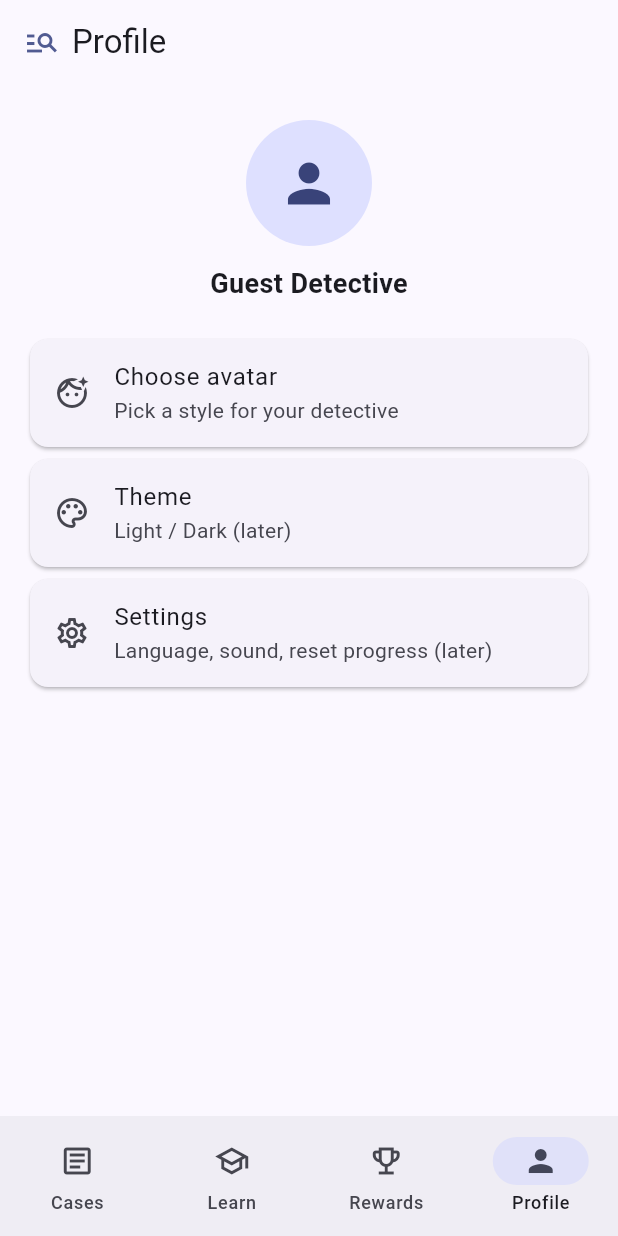
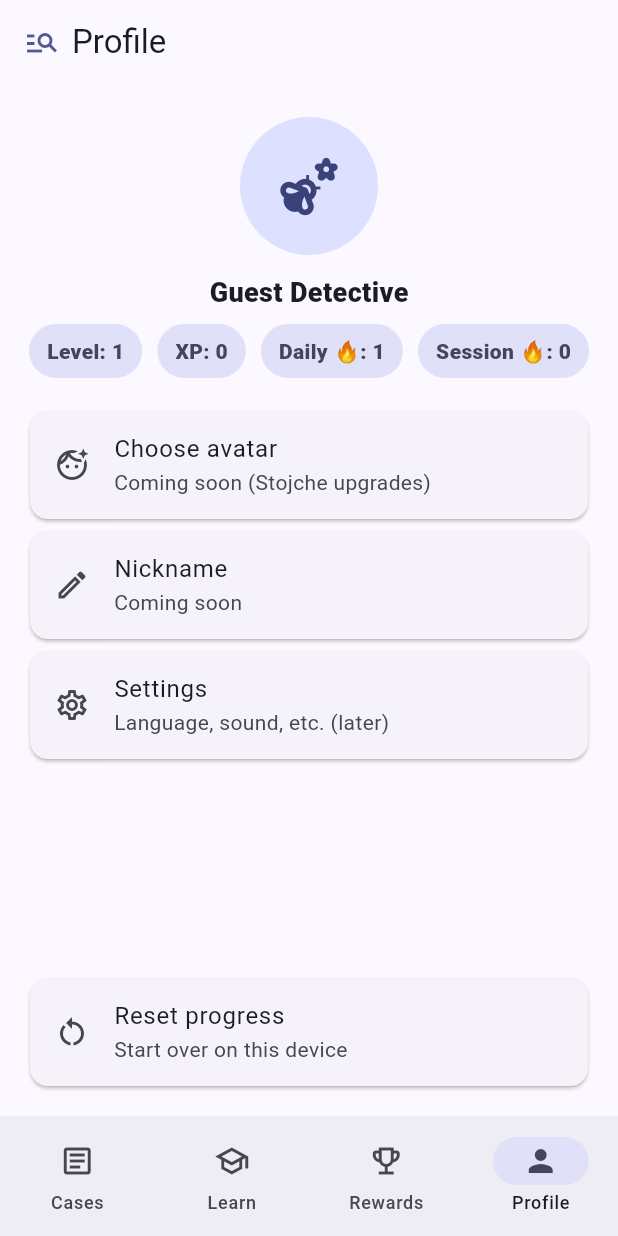
Before and after one commit to koceskigj/fake-news-detective, a Flutter app: the screen it shows after launch, item 4 of the bottom bar chosen, on a phone screen of 412 x 824 dp. Run offline on Flutter 3.47's test engine with Material 3 defaults, Android fonts, the phone set to English and light mode, and no system bars; our stand-ins replace shared_preferences.

Commit message:
feature: added a reset functionality, both as a debug tool and as a future feature for the app

```diff
--- a/lib/screens/profile_screen.dart
+++ b/lib/screens/profile_screen.dart
@@ -1,50 +1,138 @@
 import 'package:flutter/material.dart';
+import '../state/app_state_scope.dart';
 import '../widgets/branded_app_bar.dart';
 
-class ProfileScreen extends StatelessWidget {
+class ProfileScreen extends StatefulWidget {
   const ProfileScreen({super.key});
 
   @override
+  State<ProfileScreen> createState() => _ProfileScreenState();
+}
+
+class _ProfileScreenState extends State<ProfileScreen> {
+  Future<void> _confirmAndReset(BuildContext context) async {
+    final appState = AppStateScope.of(context);
+
+    final confirmed = await showDialog<bool>(
+      context: context,
+      builder: (_) => AlertDialog(
+        title: const Text('Reset progress?'),
+        content: const Text(
+          'This will erase your XP, levels, achievements, streaks, and case history on this device.\n\nYou can’t undo this.',
+        ),
+        actions: [
+          TextButton(
+            onPressed: () => Navigator.pop(context, false),
+            child: const Text('Cancel'),
+          ),
+          FilledButton(
+            onPressed: () => Navigator.pop(context, true),
+            child: const Text('Reset'),
+          ),
+        ],
+      ),
+    );
+
+    if (confirmed != true) return;
+
+    await appState.resetProgress();
+
+    if (!mounted) return;
+    setState(() {});
+
+    ScaffoldMessenger.of(context).showSnackBar(
+      const SnackBar(content: Text('Progress reset ✅')),
+    );
+  }
+
+  @override
   Widget build(BuildContext context) {
+    final appState = AppStateScope.of(context);
+    final p = appState.progress;
+
     return Scaffold(
       appBar: const BrandedAppBar(title: 'Profile'),
       body: Padding(
         padding: const EdgeInsets.all(16),
         child: Column(
           children: [
-            const SizedBox(height: 8),
+            const SizedBox(height: 6),
+
+            // Mascot / Avatar placeholder
             CircleAvatar(
-              radius: 42,
-              child: Icon(Icons.person, size: 42),
+              radius: 46,
+              child: Icon(Icons.emoji_nature, size: 46), // Stojche placeholder
             ),
             const SizedBox(height: 12),
+
             const Text(
               'Guest Detective',
-              style: TextStyle(fontSize: 18, fontWeight: FontWeight.w700),
+              style: TextStyle(fontSize: 18, fontWeight: FontWeight.w800),
             ),
-            const SizedBox(height: 20),
+            const SizedBox(height: 8),
+
+            // Quick stats row
+            Wrap(
+              spacing: 10,
+              runSpacing: 10,
+              alignment: WrapAlignment.center,
+              children: [
+                _StatChip(label: 'Level', value: '${p.level}'),
+                _StatChip(label: 'XP', value: '${p.xp}'),
+                _StatChip(label: 'Daily 🔥', value: '${p.dailyStreak}'),
+                _StatChip(label: 'Session 🔥', value: '${p.sessionStreak}'),
+              ],
+            ),
+
+            const SizedBox(height: 18),
+
+            // Future items
             Card(
               child: ListTile(
                 leading: const Icon(Icons.face_retouching_natural_outlined),
                 title: const Text('Choose avatar'),
-                subtitle: const Text('Pick a style for your detective'),
-                onTap: () {},
+                subtitle: const Text('Coming soon (Stojche upgrades)'),
+                onTap: () {
+                  ScaffoldMessenger.of(context).showSnackBar(
+                    const SnackBar(content: Text('Avatar selection coming soon ✅')),
+                  );
+                },
               ),
             ),
             Card(
               child: ListTile(
-                leading: const Icon(Icons.palette_outlined),
-                title: const Text('Theme'),
-                subtitle: const Text('Light / Dark (later)'),
-                onTap: () {},
+                leading: const Icon(Icons.edit_outlined),
+                title: const Text('Nickname'),
+                subtitle: const Text('Coming soon'),
+                onTap: () {
+                  ScaffoldMessenger.of(context).showSnackBar(
+                    const SnackBar(content: Text('Nickname coming soon ✅')),
+                  );
+                },
               ),
             ),
             Card(
               child: ListTile(
                 leading: const Icon(Icons.settings_outlined),
                 title: const Text('Settings'),
-                subtitle: const Text('Language, sound, reset progress (later)'),
-                onTap: () {},
+                subtitle: const Text('Language, sound, etc. (later)'),
+                onTap: () {
+                  ScaffoldMessenger.of(context).showSnackBar(
+                    const SnackBar(content: Text('Settings coming soon ✅')),
+                  );
+                },
+              ),
+            ),
+
+            const Spacer(),
+
+            // Reset progress
+            Card(
+              child: ListTile(
+                leading: const Icon(Icons.restart_alt),
+                title: const Text('Reset progress'),
+                subtitle: const Text('Start over on this device'),
+                onTap: () => _confirmAndReset(context),
               ),
             ),
           ],
@@ -53,3 +141,30 @@ class ProfileScreen extends StatelessWidget {
     );
   }
 }
+
+class _StatChip extends StatelessWidget {
+  final String label;
+  final String value;
+
+  const _StatChip({required this.label, required this.value});
+
+  @override
+  Widget build(BuildContext context) {
+    final cs = Theme.of(context).colorScheme;
+
+    return Container(
+      padding: const EdgeInsets.symmetric(horizontal: 12, vertical: 8),
+      decoration: BoxDecoration(
+        color: cs.secondaryContainer,
+        borderRadius: BorderRadius.circular(999),
+      ),
+      child: Text(
+        '$label: $value',
+        style: TextStyle(
+          fontWeight: FontWeight.w800,
+          color: cs.onSecondaryContainer,
+        ),
+      ),
+    );
+  }
+}
```
Also changed, not shown: lib/state/app_state.dart (+32 -0 lines).
